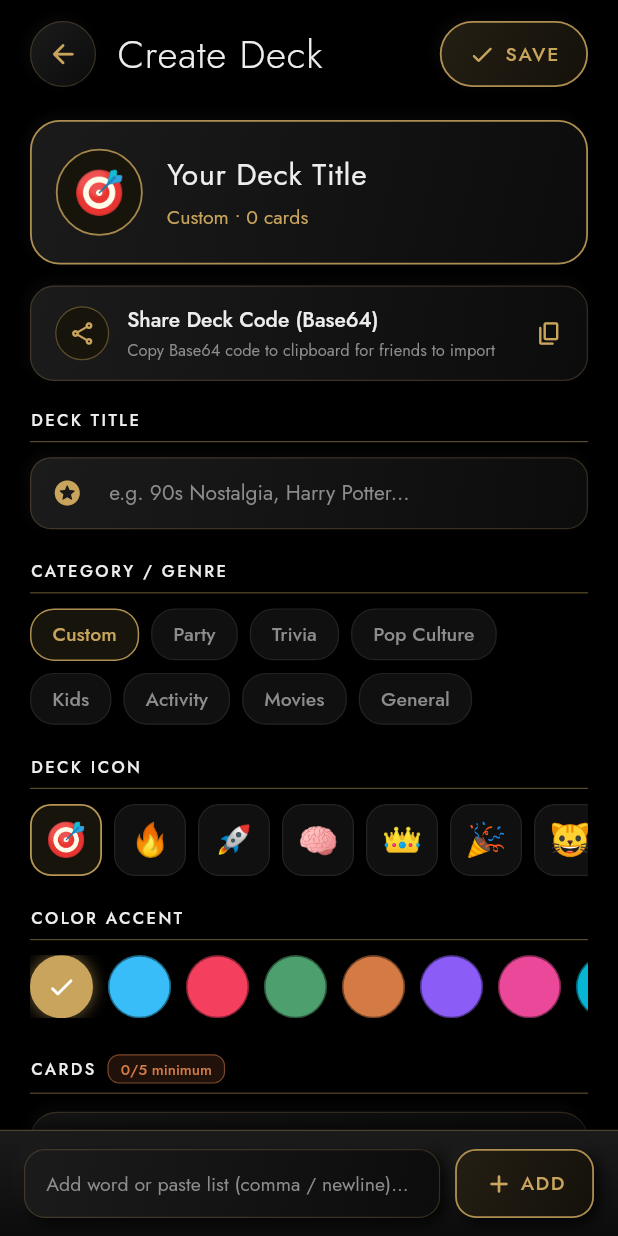
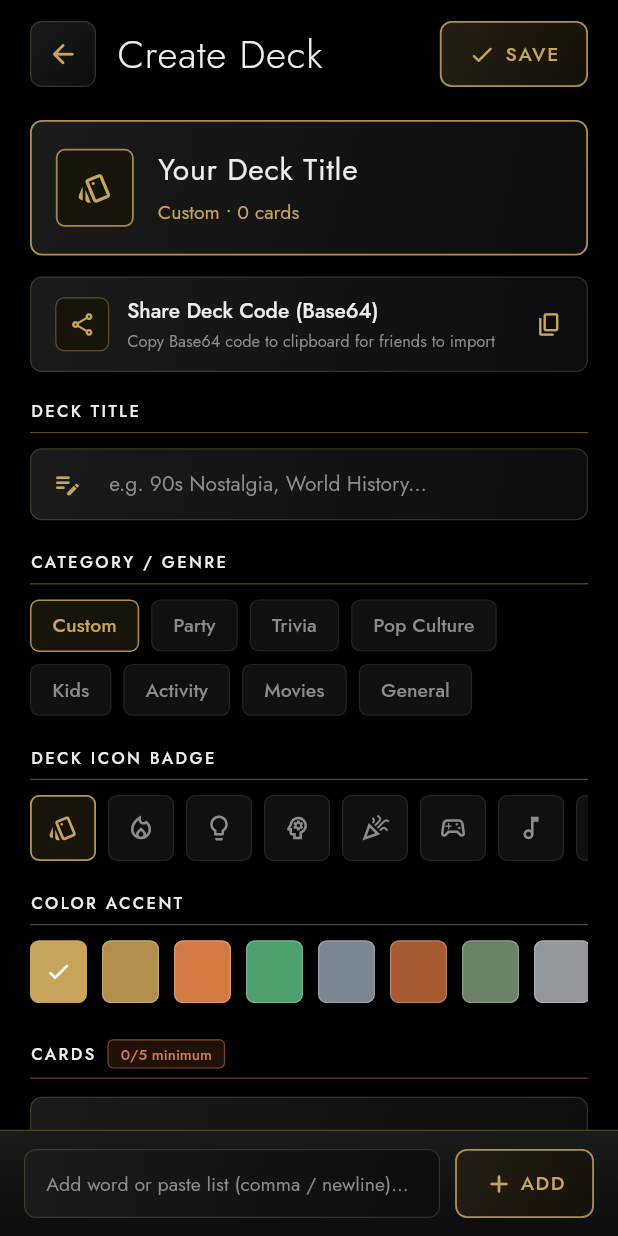
Before and after one commit to koiralapariksit/Cipher, a Flutter app: the DeckEditorScreen screen opened directly, on a phone screen of 412 x 824 dp. Run offline on Flutter 3.47's test engine with Material 3 defaults, Android fonts, the phone set to English and light mode, and no system bars; our stand-ins replace google_fonts, sensors_plus, shared_preferences, wakelock_plus; accounts and stored records are empty.

Commit message:
Ui Changed

```diff
--- a/lib/models/deck.dart
+++ b/lib/models/deck.dart
@@ -95,7 +95,7 @@ class Deck {
     id: 'starter_animals',
     name: 'Animals',
     emoji: '🦁',
-    colorValue: 0xFF10B981, // Neon Mint
+    colorValue: 0xFF4E9F6E, // Luxury Emerald
     category: 'Nature',
     items: [
       'Lion', 'Elephant', 'Kangaroo', 'Penguin', 'Giraffe',
@@ -112,7 +112,7 @@ class Deck {
     id: 'starter_food',
     name: 'Food & Drinks',
     emoji: '🍕',
-    colorValue: 0xFFF59E0B, // Sunny Amber
+    colorValue: 0xFFD47A45, // Cognac Amber
     category: 'Lifestyle',
     items: [
       'Pizza', 'Sushi', 'Cheeseburger', 'Ice Cream', 'Tacos',
@@ -129,7 +129,7 @@ class Deck {
     id: 'starter_movies',
     name: 'Movies & TV',
     emoji: '🍿',
-    colorValue: 0xFFEC4899, // Hot Magenta
+    colorValue: 0xFFB38F4D, // Warm Bronze
     category: 'Entertainment',
     items: [
       'Titanic', 'Jurassic Park', 'Star Wars', 'The Avengers', 'Harry Potter',
@@ -146,7 +146,7 @@ class Deck {
     id: 'starter_sports',
     name: 'Sports',
     emoji: '⚽',
-    colorValue: 0xFF38BDF8, // Electric Blue
+    colorValue: 0xFF7A8691, // Muted Slate Stone
     category: 'Sports',
     items: [
       'Soccer', 'Basketball', 'Baseball', 'Tennis', 'American Football',
@@ -163,7 +163,7 @@ class Deck {
     id: 'starter_objects',
     name: 'Objects',
     emoji: '💡',
-    colorValue: 0xFF8B5CF6, // Royal Violet
+    colorValue: 0xFFC8A45C, // Metallic Gold
     category: 'Everyday',
     items: [
       'Toothbrush', 'Umbrella', 'Coffee Mug', 'Headphones', 'Sunglasses',
@@ -180,7 +180,7 @@ class Deck {
     id: 'starter_actions',
     name: 'Actions',
     emoji: '🎭',
-    colorValue: 0xFFF43F5E, // Coral Rose
+    colorValue: 0xFFA65B32, // Deep Terracotta
     category: 'Activity',
     items: [
       'Dancing', 'Singing', 'Cooking', 'Juggling', 'Sleeping',
--- a/lib/screens/deck_editor_screen.dart
+++ b/lib/screens/deck_editor_screen.dart
@@ -27,22 +27,38 @@ class _DeckEditorScreenState extends State<DeckEditorScreen> {
 
   final StorageService _storage = StorageService();
 
-  static const List<String> _emojiOptions = [
-    '🎯', '🔥', '🚀', '🧠', '👑', '🎉',
-    '🐱', '🍕', '🎮', '💡', '🎸', '⚽',
-    '👻', '💎', '🌈', '⚡', '🏆', '🍿',
-    '🎭', '🤖', '🏖️', '🍔', '🦄', '🎧',
+  static const List<({IconData icon, String key})> _deckIconOptions = [
+    (icon: Icons.style_outlined, key: '🎯'),
+    (icon: Icons.local_fire_department_outlined, key: '🔥'),
+    (icon: Icons.lightbulb_outlined, key: '💡'),
+    (icon: Icons.psychology_outlined, key: '🧠'),
+    (icon: Icons.celebration_outlined, key: '🎉'),
+    (icon: Icons.sports_esports_outlined, key: '🎮'),
+    (icon: Icons.music_note_outlined, key: '🎸'),
+    (icon: Icons.sports_soccer_outlined, key: '⚽'),
+    (icon: Icons.movie_outlined, key: '🍿'),
+    (icon: Icons.theater_comedy_outlined, key: '🎭'),
+    (icon: Icons.smart_toy_outlined, key: '🤖'),
+    (icon: Icons.palette_outlined, key: '🎨'),
+    (icon: Icons.flight_takeoff_rounded, key: '🚀'),
+    (icon: Icons.pets_outlined, key: '🐱'),
+    (icon: Icons.restaurant_outlined, key: '🍕'),
+    (icon: Icons.diamond_outlined, key: '💎'),
+    (icon: Icons.flash_on_outlined, key: '⚡'),
+    (icon: Icons.military_tech_outlined, key: '🏆'),
+    (icon: Icons.beach_access_outlined, key: '🏖️'),
+    (icon: Icons.headphones_outlined, key: '🎧'),
   ];
 
   static const List<int> _colorOptions = [
     0xFFC8A45C, // Metallic Gold
-    0xFF38BDF8, // Electric Blue
-    0xFFF43F5E, // Coral Rose
+    0xFFB38F4D, // Warm Bronze
+    0xFFD47A45, // Cognac Amber
     0xFF4E9F6E, // Luxury Emerald
-    0xFFD47A45, // Terracotta Amber
-    0xFF8B5CF6, // Royal Violet
-    0xFFEC4899, // Hot Magenta
-    0xFF06B6D4, // Cyan
+    0xFF7A8691, // Muted Slate Stone
+    0xFFA65B32, // Deep Terracotta
+    0xFF6B8267, // Muted Olive
+    0xFF94979A, // Charcoal Silver
   ];
 
   static const List<String> _categoryOptions = [
@@ -67,7 +83,7 @@ class _DeckEditorScreenState extends State<DeckEditorScreen> {
       _words = List.from(widget.deck!.items);
     } else {
       _nameController.text = '';
-      _selectedEmoji = _emojiOptions.first;
+      _selectedEmoji = _deckIconOptions.first.key;
       _selectedColor = _colorOptions.first;
       _selectedCategory = _categoryOptions.first;
       _words = [];
@@ -126,7 +142,7 @@ class _DeckEditorScreenState extends State<DeckEditorScreen> {
       builder: (ctx) => AlertDialog(
         backgroundColor: kPanelTop,
         shape: RoundedRectangleBorder(
-          borderRadius: BorderRadius.circular(20),
+          borderRadius: BorderRadius.circular(8),
           side: BorderSide(color: kGold.withValues(alpha: 0.5), width: 1),
         ),
         title: Text(
@@ -134,7 +150,7 @@ class _DeckEditorScreenState extends State<DeckEditorScreen> {
           style: luxuryFont(18, weight: FontWeight.w500, color: kGold),
         ),
         content: Container(
-          decoration: luxuryPanel(radius: 12),
+          decoration: luxuryPanel(radius: 8),
           child: TextField(
             controller: controller,
             autofocus: true,
@@ -165,7 +181,7 @@ class _DeckEditorScreenState extends State<DeckEditorScreen> {
             },
             child: Container(
               padding: const EdgeInsets.symmetric(horizontal: 16, vertical: 8),
-              decoration: luxuryPanel(radius: 10, highlight: true),
+              decoration: luxuryPanel(radius: 8, highlight: true),
               child: Text(
                 'SAVE',
                 style: luxuryFont(13,
@@ -184,7 +200,7 @@ class _DeckEditorScreenState extends State<DeckEditorScreen> {
       builder: (ctx) => AlertDialog(
         backgroundColor: kPanelTop,
         shape: RoundedRectangleBorder(
-          borderRadius: BorderRadius.circular(20),
+          borderRadius: BorderRadius.circular(8),
           side: BorderSide(color: kPassAmber.withValues(alpha: 0.6), width: 1),
         ),
         title: Text(
@@ -212,7 +228,7 @@ class _DeckEditorScreenState extends State<DeckEditorScreen> {
               padding: const EdgeInsets.symmetric(horizontal: 16, vertical: 8),
               decoration: BoxDecoration(
                 color: kPassAmber.withValues(alpha: 0.2),
-                borderRadius: BorderRadius.circular(10),
+                borderRadius: BorderRadius.circular(6),
                 border: Border.all(color: kPassAmber, width: 1),
               ),
               child: Text(
@@ -260,7 +276,7 @@ class _DeckEditorScreenState extends State<DeckEditorScreen> {
         ),
         behavior: SnackBarBehavior.floating,
         shape: RoundedRectangleBorder(
-          borderRadius: BorderRadius.circular(14),
+          borderRadius: BorderRadius.circular(8),
         ),
         backgroundColor: kGold,
       ),
@@ -298,7 +314,7 @@ class _DeckEditorScreenState extends State<DeckEditorScreen> {
         content: Text(msg, style: luxuryFont(14, color: kText)),
         behavior: SnackBarBehavior.floating,
         shape: RoundedRectangleBorder(
-          borderRadius: BorderRadius.circular(14),
+          borderRadius: BorderRadius.circular(8),
           side: BorderSide(color: kGold.withValues(alpha: 0.4), width: 0.8),
         ),
         backgroundColor: kPanelTop,
@@ -353,7 +369,7 @@ class _DeckEditorScreenState extends State<DeckEditorScreen> {
                       height: 44,
                       padding: const EdgeInsets.symmetric(horizontal: 18),
                       decoration: luxuryPanel(
-                        radius: 22,
+                        radius: 8,
                         highlight: true,
                         fillTop: const Color(0xFF241F14),
                         fillBottom: const Color(0xFF14110A),
@@ -398,14 +414,14 @@ class _DeckEditorScreenState extends State<DeckEditorScreen> {
                       child: Container(
                         padding: const EdgeInsets.symmetric(
                             horizontal: 16, vertical: 12),
-                        decoration: luxuryPanel(radius: 16),
+                        decoration: luxuryPanel(radius: 8),
                         child: Row(
                           children: [
                             Container(
                               width: 36,
                               height: 36,
                               decoration: BoxDecoration(
-                                shape: BoxShape.circle,
+                                borderRadius: BorderRadius.circular(6),
                                 color: kSelectedFill,
                                 border: Border.all(
                                   color: kGold.withValues(alpha: 0.4),
@@ -442,19 +458,19 @@ class _DeckEditorScreenState extends State<DeckEditorScreen> {
                     const SizedBox(height: 18),
 
                     // Deck Name Input
-                    LuxurySectionHeader(title: 'Deck Title'),
+                    const LuxurySectionHeader(title: 'Deck Title'),
                     const SizedBox(height: 10),
                     Container(
                       height: 48,
-                      decoration: luxuryPanel(radius: 14),
+                      decoration: luxuryPanel(radius: 8),
                       child: TextFormField(
                         controller: _nameController,
                         style: luxuryFont(15, color: kText),
                         cursorColor: kGold,
                         decoration: InputDecoration(
-                          hintText: 'e.g. 90s Nostalgia, Harry Potter...',
+                          hintText: 'e.g. 90s Nostalgia, World History...',
                           hintStyle: luxuryFont(14, color: kTextDim),
-                          prefixIcon: const Icon(Icons.stars_rounded,
+                          prefixIcon: const Icon(Icons.edit_note_rounded,
                               color: kGold, size: 20),
                           border: InputBorder.none,
                           contentPadding:
@@ -473,7 +489,7 @@ class _DeckEditorScreenState extends State<DeckEditorScreen> {
                     const SizedBox(height: 20),
                     _buildCategorySelector(),
                     const SizedBox(height: 20),
-                    _buildEmojiPicker(),
+                    _buildDeckIconPicker(),
                     const SizedBox(height: 20),
                     _buildColorPicker(),
                     const SizedBox(height: 24),
@@ -497,7 +513,7 @@ class _DeckEditorScreenState extends State<DeckEditorScreen> {
                                 color: _words.length >= 5
                                     ? kCorrectGreen.withValues(alpha: 0.15)
                                     : kPassAmber.withValues(alpha: 0.15),
-                                borderRadius: BorderRadius.circular(8),
+                                borderRadius: BorderRadius.circular(4),
                                 border: Border.all(
                                   color: _words.length >= 5
                                       ? kCorrectGreen.withValues(alpha: 0.5)
@@ -543,7 +559,7 @@ class _DeckEditorScreenState extends State<DeckEditorScreen> {
                     if (_words.isEmpty)
                       Container(
                         padding: const EdgeInsets.symmetric(vertical: 36),
-                        decoration: luxuryPanel(radius: 18),
+                        decoration: luxuryPanel(radius: 8),
                         child: Center(
                           child: Column(
                             children: [
@@ -563,9 +579,9 @@ class _DeckEditorScreenState extends State<DeckEditorScreen> {
                       )
                     else
                       Container(
-                        decoration: luxuryPanel(radius: 18),
+                        decoration: luxuryPanel(radius: 8),
                         child: ClipRRect(
-                          borderRadius: BorderRadius.circular(18),
+                          borderRadius: BorderRadius.circular(8),
                           child: ListView.separated(
                             shrinkWrap: true,
                             physics: const NeverScrollableScrollPhysics(),
@@ -584,7 +600,7 @@ class _DeckEditorScreenState extends State<DeckEditorScreen> {
                                   width: 26,
                                   height: 26,
                                   decoration: BoxDecoration(
-                                    shape: BoxShape.circle,
+                                    borderRadius: BorderRadius.circular(4),
                                     color: kSelectedFill,
                                     border: Border.all(
                                       color: kGold.withValues(alpha: 0.4),
@@ -649,20 +665,13 @@ class _DeckEditorScreenState extends State<DeckEditorScreen> {
                     width: 0.8,
                   ),
                 ),
-                boxShadow: [
-                  BoxShadow(
-                    color: Colors.black.withValues(alpha: 0.9),
-                    blurRadius: 16,
-                    offset: const Offset(0, -4),
-                  ),
-                ],
               ),
               child: Row(
                 children: [
                   Expanded(
                     child: Container(
                       height: 46,
-                      decoration: luxuryPanel(radius: 14),
+                      decoration: luxuryPanel(radius: 8),
                       child: TextField(
                         controller: _wordInputController,
                         style: luxuryFont(14, color: kText),
@@ -687,7 +696,7 @@ class _DeckEditorScreenState extends State<DeckEditorScreen> {
                       height: 46,
                       padding: const EdgeInsets.symmetric(horizontal: 18),
                       decoration: luxuryPanel(
-                        radius: 14,
+                        radius: 8,
                         highlight: true,
                         fillTop: const Color(0xFF241F14),
                         fillBottom: const Color(0xFF14110A),
@@ -723,24 +732,33 @@ class _DeckEditorScreenState extends State<DeckEditorScreen> {
         ? 'Your Deck Title'
         : _nameController.text;
 
+    final selectedIcon = _deckIconOptions
+        .firstWhere((e) => e.key == _selectedEmoji,
+            orElse: () => (icon: Icons.style_outlined, key: '🎯'))
+        .icon;
+
     return Container(
       padding: const EdgeInsets.symmetric(vertical: 18, horizontal: 16),
-      decoration: luxuryPanel(radius: 20, highlight: true),
+      decoration: luxuryPanel(radius: 8, highlight: true),
       child: Row(
         children: [
           Container(
-            width: 58,
-            height: 58,
+            width: 52,
+            height: 52,
             alignment: Alignment.center,
             decoration: BoxDecoration(
-              shape: BoxShape.circle,
+              borderRadius: BorderRadius.circular(6),
               color: kSelectedFill,
               border: Border.all(
                 color: Color(_selectedColor).withValues(alpha: 0.8),
                 width: 1.2,
               ),
             ),
-            child: Text(_selectedEmoji, style: const TextStyle(fontSize: 28)),
+            child: Icon(
+              selectedIcon,
+              size: 24,
+              color: Color(_selectedColor),
+            ),
           ),
           const SizedBox(width: 16),
           Expanded(
@@ -772,7 +790,7 @@ class _DeckEditorScreenState extends State<DeckEditorScreen> {
     return Column(
       crossAxisAlignment: CrossAxisAlignment.start,
       children: [
-        LuxurySectionHeader(title: 'Category / Genre'),
+        const LuxurySectionHeader(title: 'Category / Genre'),
         const SizedBox(height: 10),
         Wrap(
           spacing: 8,
@@ -786,7 +804,7 @@ class _DeckEditorScreenState extends State<DeckEditorScreen> {
                     const EdgeInsets.symmetric(horizontal: 14, vertical: 7),
                 decoration: BoxDecoration(
                   color: isSelected ? kSelectedFill : const Color(0xFF101010),
-                  borderRadius: BorderRadius.circular(16),
+                  borderRadius: BorderRadius.circular(6),
                   border: Border.all(
                     color: isSelected
                         ? kGold.withValues(alpha: 0.85)
@@ -810,30 +828,30 @@ class _DeckEditorScreenState extends State<DeckEditorScreen> {
     );
   }
 
-  Widget _buildEmojiPicker() {
+  Widget _buildDeckIconPicker() {
     return Column(
       crossAxisAlignment: CrossAxisAlignment.start,
       children: [
-        LuxurySectionHeader(title: 'Deck Icon'),
+        const LuxurySectionHeader(title: 'Deck Icon Badge'),
         const SizedBox(height: 10),
         SizedBox(
-          height: 48,
+          height: 44,
           child: ListView.separated(
             scrollDirection: Axis.horizontal,
-            itemCount: _emojiOptions.length,
+            itemCount: _deckIconOptions.length,
             separatorBuilder: (_, _) => const SizedBox(width: 8),
             itemBuilder: (ctx, idx) {
-              final emoji = _emojiOptions[idx];
-              final isSelected = emoji == _selectedEmoji;
+              final opt = _deckIconOptions[idx];
+              final isSelected = opt.key == _selectedEmoji;
               return GestureDetector(
-                onTap: () => setState(() => _selectedEmoji = emoji),
+                onTap: () => setState(() => _selectedEmoji = opt.key),
                 child: Container(
-                  width: 48,
+                  width: 44,
                   alignment: Alignment.center,
                   decoration: BoxDecoration(
                     color:
                         isSelected ? kSelectedFill : const Color(0xFF101010),
-                    borderRadius: BorderRadius.circular(14),
+                    borderRadius: BorderRadius.circular(6),
                     border: Border.all(
                       color: isSelected
                           ? kGold.withValues(alpha: 0.9)
@@ -841,7 +859,11 @@ class _DeckEditorScreenState extends State<DeckEditorScreen> {
                       width: isSelected ? 1.2 : 0.8,
                     ),
                   ),
-                  child: Text(emoji, style: const TextStyle(fontSize: 22)),
+                  child: Icon(
+                    opt.icon,
+                    size: 20,
+                    color: isSelected ? kGold : kTextDim,
+                  ),
                 ),
               );
             },
@@ -855,7 +877,7 @@ class _DeckEditorScreenState extends State<DeckEditorScreen> {
     return Column(
       crossAxisAlignment: CrossAxisAlignment.start,
       children: [
-        LuxurySectionHeader(title: 'Color Accent'),
+        const LuxurySectionHeader(title: 'Color Accent'),
         const SizedBox(height: 10),
         SizedBox(
           height: 42,
@@ -869,28 +891,19 @@ class _DeckEditorScreenState extends State<DeckEditorScreen> {
               return GestureDetector(
                 onTap: () => setState(() => _selectedColor = colorVal),
                 child: Container(
-                  width: 42,
-                  height: 42,
+                  width: 38,
+                  height: 38,
                   decoration: BoxDecoration(
                     color: Color(colorVal),
-                    shape: BoxShape.circle,
+                    borderRadius: BorderRadius.circular(6),
                     border: Border.all(
-                      color: isSelected ? kGold : Colors.black45,
-                      width: isSelected ? 2.5 : 1.0,
+                      color: isSelected ? kGold : Colors.white24,
+                      width: isSelected ? 2.0 : 0.8,
                     ),
-                    boxShadow: isSelected
-                        ? [
-                            BoxShadow(
-                              color: Color(colorVal).withValues(alpha: 0.5),
-                              blurRadius: 8,
-                              spreadRadius: 1,
-                            )
-                          ]
-                        : null,
                   ),
                   child: isSelected
                       ? const Icon(Icons.check_rounded,
-                          size: 20, color: Colors.white)
+                          size: 18, color: Colors.white)
                       : null,
                 ),
               );
--- a/lib/theme/luxury_theme.dart
+++ b/lib/theme/luxury_theme.dart
@@ -32,7 +32,7 @@ TextStyle luxuryFont(
 /// Soft embossed panel: charcoal gradient, faint highlight top-left,
 /// deep shadow bottom-right, and a thin gold hairline.
 BoxDecoration luxuryPanel({
-  double radius = 18,
+  double radius = 8,
   bool highlight = false,
   Color? borderColor,
   Color? fillTop,
@@ -55,22 +55,10 @@ BoxDecoration luxuryPanel({
               : kGold.withValues(alpha: 0.22)),
       width: highlight ? 1.2 : 0.8,
     ),
-    boxShadow: [
-      BoxShadow(
-        color: Colors.white.withValues(alpha: 0.04),
-        offset: const Offset(-2, -2),
-        blurRadius: 6,
-      ),
-      BoxShadow(
-        color: Colors.black.withValues(alpha: 0.9),
-        offset: const Offset(3, 3),
-        blurRadius: 8,
-      ),
-    ],
   );
 }
 
-/// 44x44 circular button matching home_screen.dart
+/// 44x44 sharp luxury icon button matching minimalist aesthetic
 class LuxuryRoundButton extends StatelessWidget {
   final IconData icon;
   final String tooltip;
@@ -96,7 +84,7 @@ class LuxuryRoundButton extends StatelessWidget {
         child: Container(
           width: size,
           height: size,
-          decoration: luxuryPanel(radius: size / 2),
+          decoration: luxuryPanel(radius: 8),
           child: Icon(icon, color: iconColor ?? kGold, size: size * 0.48),
         ),
       ),
```
Also changed, not shown: lib/screens/ai_deck_generator_screen.dart (+67 -23 lines), lib/screens/gameplay_screen.dart (+36 -53 lines), lib/screens/home_screen.dart (+101 -93 lines), lib/screens/results_screen.dart (+17 -25 lines), lib/screens/settings_screen.dart (+18 -18 lines).
